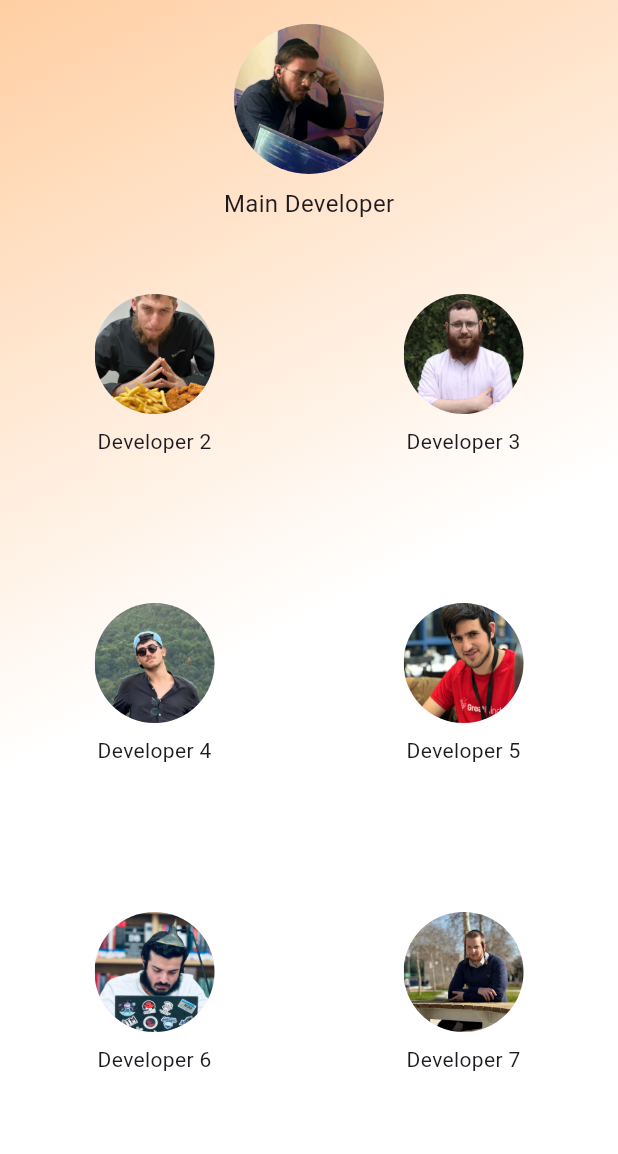
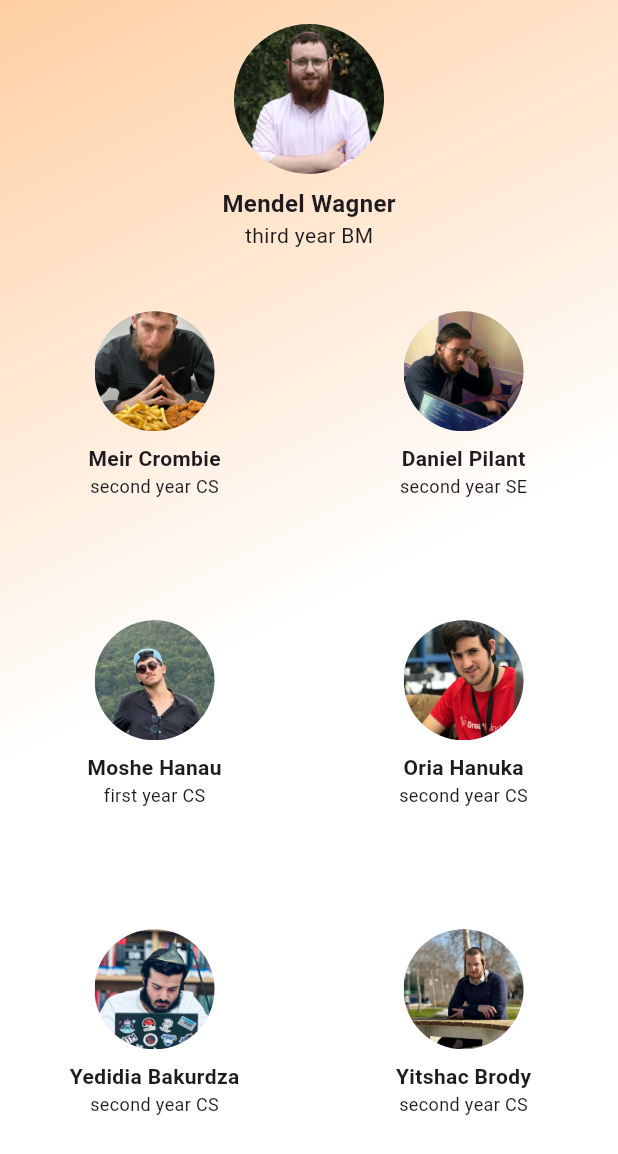
Before and after one commit to Meir-Crombie/ResQDoc-Hackthon, a Flutter app: the AboutPage screen opened by its route, on a phone screen of 412 x 824 dp. Shown: the top 1154 px of the screen. Run offline on Flutter 3.47's test engine with Material 3 defaults, Android fonts, the phone set to English and light mode, and no system bars; our stand-ins replace just_audio, permission_handler; missing offline and left inert: record.

Commit message:
Add developer profiles and LinkedIn links to About page; integrate URL launcher

```diff
--- a/frontend/lib/pages/about_page.dart
+++ b/frontend/lib/pages/about_page.dart
@@ -1,6 +1,28 @@
 import 'package:flutter/material.dart';
+import 'package:url_launcher/url_launcher.dart';
 
 class AboutPage extends StatelessWidget {
+  final List<String> linkedinLinks = [
+    'https://www.linkedin.com/in/mendel-wagner-239901239/',
+    'https://www.linkedin.com/in/meir-crombie-310816289/',
+    'https://www.linkedin.com/in/daniel-pilant-5a8a052b5/',
+    'https://www.linkedin.com/in/moshe-hanau-29a56131a/',
+    'https://he.wikipedia.org/wiki/%D7%97%D7%A0%D7%95%D7%9A',
+    'https://www.linkedin.com/in/yedidia-bakuradze-195621271/',
+    'https://www.linkedin.com/in/yitshac-brody/',
+  ];
+
+  final List<Tuple2<String, String>> developerInfo = [
+    Tuple2('Mendel Wagner', 'third year BM'), // Main developer
+    Tuple2('Meir Crombie', 'second year CS'),
+    Tuple2('Daniel Pilant', 'second year SE'),
+    Tuple2('Moshe Hanau', 'first year CS'),
+    Tuple2('Oria Hanuka', 'second year CS'),
+    Tuple2('Yedidia Bakurdza', 'second year CS'),
+    Tuple2('Yitshac Brody', 'second year CS'),
+
+  ];
+
   @override
   Widget build(BuildContext context) {
     return Scaffold(
@@ -29,12 +51,16 @@ class AboutPage extends StatelessWidget {
             Center(
               child: Column(
                 children: [
-                  CircleAvatar(
-                    radius: 50,
-                    backgroundImage: AssetImage('assets/Developer_photos/developer1.jpg'),
+                  GestureDetector(
+                    onTap: () => _launchURL(linkedinLinks[0]),
+                    child: CircleAvatar(
+                      radius: 50,
+                      backgroundImage: AssetImage('assets/Developer_photos/developer1.jpg'),
+                    ),
                   ),
                   SizedBox(height: 8),
-                  Text('Main Developer', style: TextStyle(fontSize: 16)),
+                  Text(developerInfo[0].item1, style: TextStyle(fontSize: 16, fontWeight: FontWeight.bold)),
+                  Text(developerInfo[0].item2, style: TextStyle(fontSize: 14)),
                 ],
               ),
             ),
@@ -46,12 +72,16 @@ class AboutPage extends StatelessWidget {
                   return Column(
                     mainAxisAlignment: MainAxisAlignment.center,
                     children: [
-                      CircleAvatar(
-                        radius: 40,
-                        backgroundImage: AssetImage('assets/Developer_photos/developer${index + 2}.jpg'),
+                      GestureDetector(
+                        onTap: () => _launchURL(linkedinLinks[index + 1]),
+                        child: CircleAvatar(
+                          radius: 40,
+                          backgroundImage: AssetImage('assets/Developer_photos/developer${index + 2}.jpg'),
+                        ),
                       ),
                       SizedBox(height: 8),
-                      Text('Developer ${index + 2}', style: TextStyle(fontSize: 14)),
+                      Text(developerInfo[index + 1].item1, style: TextStyle(fontSize: 14, fontWeight: FontWeight.bold)),
+                      Text(developerInfo[index + 1].item2, style: TextStyle(fontSize: 12)),
                     ],
                   );
                 }),
@@ -62,4 +92,27 @@ class AboutPage extends StatelessWidget {
       ),
     );
   }
+ void _launchURL(String url) async {
+    print('Attempting to launch URL: $url');
+    try {
+      bool canLaunchUrl = await canLaunch(url);
+      print('Can launch URL: $canLaunchUrl');
+      if (canLaunchUrl) {
+        print('Launching URL: $url');
+        await launch(url, forceSafariVC: false, forceWebView: false);
+      } else {
+        print('Could not launch URL: $url');
+        throw 'Could not launch $url';
+      }
+    } catch (e) {
+      print('Error launching URL: $e');
+    }
+  }
 }
+
+class Tuple2<T1, T2> {
+  final T1 item1;
+  final T2 item2;
+
+  Tuple2(this.item1, this.item2);
+}
--- a/frontend/pubspec.yaml
+++ b/frontend/pubspec.yaml
@@ -40,6 +40,7 @@ dependencies:
   path_provider: ^2.1.5
   material: ^1.0.0+2
   permission_handler: ^11.3.1
+  url_launcher: ^6.0.20
 
 dev_dependencies:
   flutter_test:
```
Also changed, not shown: frontend/assets/Developer_photos/developer1.jpg, frontend/assets/Developer_photos/developer3.jpg, frontend/pubspec.lock, 5 other files.
